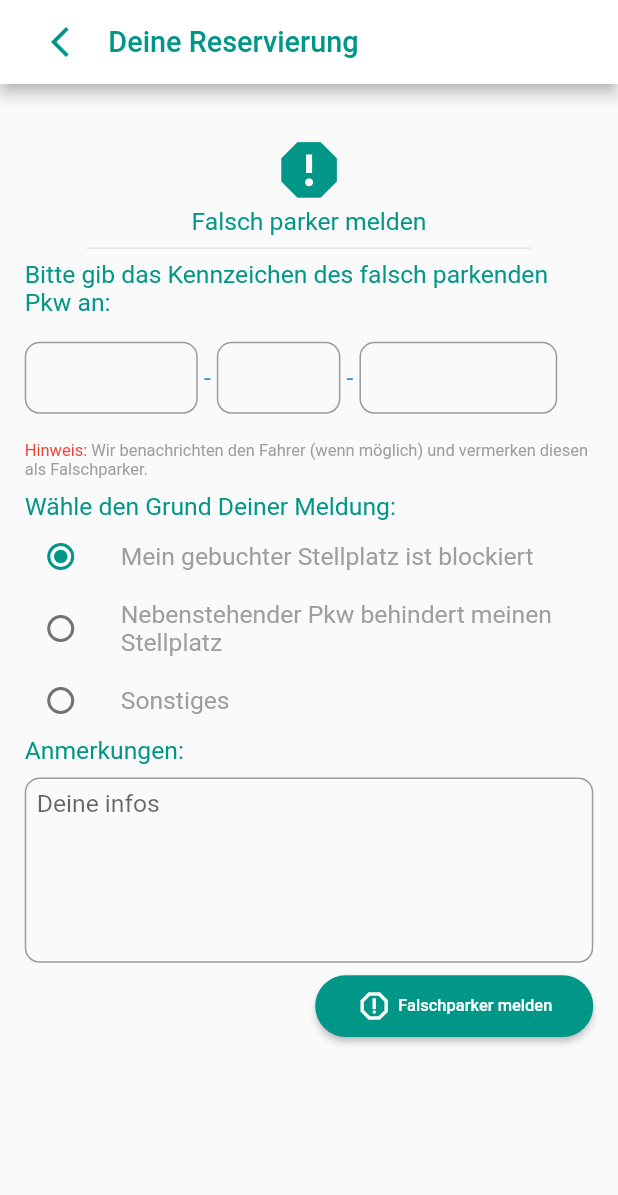
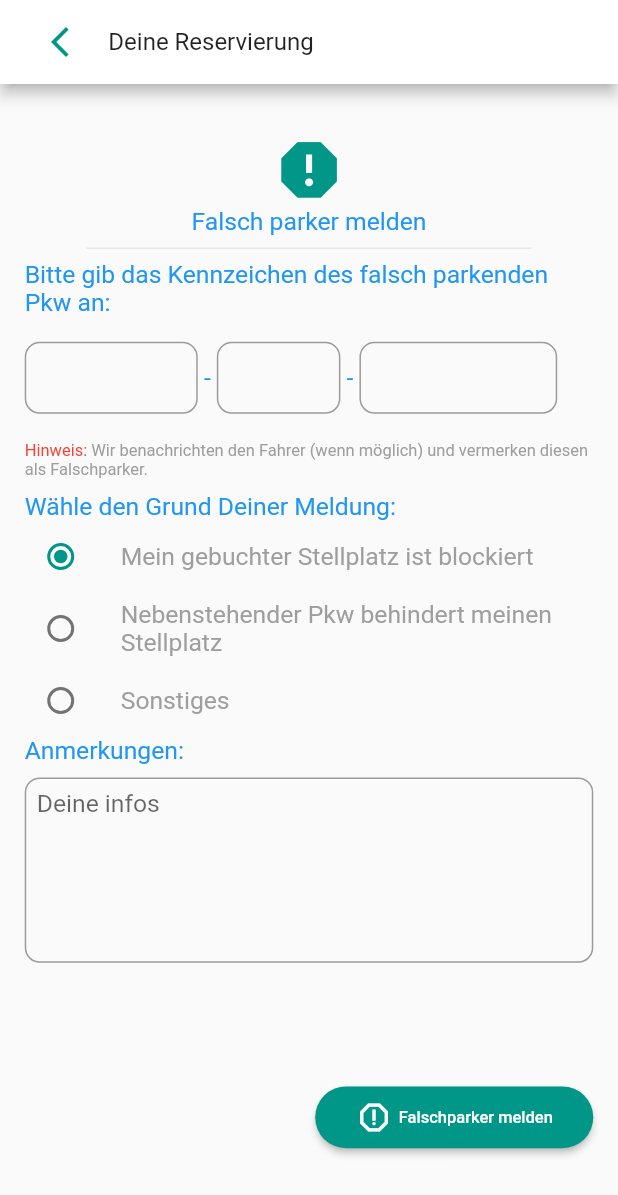
Before and after one commit to benyawmin/UrydeTest, a Flutter app: the screen it shows after launch, on a phone screen of 412 x 824 dp. Shown: the top 1195 px of the screen. Run offline on Flutter 3.47's test engine with Material 2 defaults, Android fonts, the phone set to English and light mode, and no system bars; our stand-ins replace equatable, flutter_bloc, get_it, sizer; Roboto replaces fonts that are missing (open_sans).

Commit message:
dependencies implemented and theme apply problem fixed

```diff
--- a/lib/main.dart
+++ b/lib/main.dart
@@ -1,8 +1,9 @@
 import 'package:flutter/material.dart';
 import 'src/app.dart';
-// import 'package:flutter/rendering.dart';
+import 'package:uryde/src/dependency.dart';
 
 void main() {
+  initialize();
   // debugPaintSizeEnabled = true;
   runApp(const App());
 }
--- a/lib/src/app.dart
+++ b/lib/src/app.dart
@@ -7,15 +7,14 @@ class App extends StatelessWidget {
 
   @override
   Widget build(BuildContext context) {
-    final ThemeData theme = Theme.of(context);
     return Sizer(
       builder: (context, orientation, deviceType) {
         return MaterialApp(
           title: 'Uryde',
-          theme: _constructThemeData(theme),
+          theme: _constructThemeData(Theme.of(context)),
           home: Scaffold(
               resizeToAvoidBottomInset: false,
-              appBar: _constructAppBar(theme),
+              appBar: _constructAppBar(Theme.of(context), context),
               body: ReportScreen()),
         );
       },
@@ -33,34 +32,42 @@ ThemeData _constructThemeData(ThemeData theme) {
       textTheme: TextTheme(
         titleLarge: TextStyle(
           fontSize: 14.sp,
+          fontWeight: FontWeight.bold,
           color: theme.primaryColor,
           fontFamily: 'open_sans',
         ),
         titleMedium: TextStyle(
           fontSize: 12.sp,
+          fontWeight: FontWeight.bold,
           color: theme.primaryColor,
           fontFamily: 'open_sans',
         ),
         titleSmall: TextStyle(
           fontSize: 10.sp,
+          fontWeight: FontWeight.bold,
           color: theme.primaryColor,
           fontFamily: 'open_sans',
         ),
         bodyLarge: TextStyle(
-            fontSize: 14.sp,
+            fontSize: 12.sp,
+            fontWeight: FontWeight.normal,
             fontFamily: 'open_sans',
             color: theme.primaryColor),
         bodyMedium: TextStyle(
             fontSize: 12.sp,
+            fontWeight: FontWeight.normal,
             fontFamily: 'open_sans',
             color: theme.primaryColor),
         bodySmall: TextStyle(
-            fontSize: 8.sp, fontFamily: 'open_sans', color: theme.primaryColor),
+            fontSize: 8.sp,
+            fontWeight: FontWeight.normal,
+            fontFamily: 'open_sans',
+            color: theme.primaryColor),
       ));
 }
 
 // Constructing the AppBar for the application
-AppBar _constructAppBar(ThemeData theme) {
+AppBar _constructAppBar(ThemeData theme, BuildContext context) {
   return AppBar(
       backgroundColor: Colors.white,
       title: Row(
@@ -82,9 +89,9 @@ AppBar _constructAppBar(ThemeData theme) {
           SizedBox(
             width: 2.w,
           ),
-          const Text(
+          Text(
             'Deine Reservierung',
-            style: TextStyle(color: Color(0xFF009688)),
+            style: Theme.of(context).textTheme.titleMedium,
           )
         ],
       ));
--- a/lib/src/bloc/parking_violations_report_bloc.dart
+++ b/lib/src/bloc/parking_violations_report_bloc.dart
@@ -16,18 +16,6 @@ class ParkingViolationsReportBloc
     // Bloc version 8 and higher Updated as below
     on<ParkingViolationsReportEvent>((event, emit) {
       emit(ParkingViolationsReportInitial());
-    });
-
-    on<PlateField0>((event, emit) {
-      // TODO: implement event handler
-    });
-
-    on<PlateField1>((event, emit) {
-      // TODO: implement event handler
-    });
-
-    on<PlateField2>((event, emit) {
-      // TODO: implement event handler
     });
 
     on<PlateNumberValidation>((event, emit) {
--- a/lib/src/bloc/parking_violations_report_event.dart
+++ b/lib/src/bloc/parking_violations_report_event.dart
@@ -4,27 +4,6 @@ part of 'parking_violations_report_bloc.dart';
 abstract class ParkingViolationsReportEvent extends Equatable {
   const ParkingViolationsReportEvent([List props = const []]) : super();
 
-  @override
-  List<Object?> get props => [];
-}
-
-class PlateField0 extends ParkingViolationsReportEvent {
-  final String plateField0;
-  const PlateField0(this.plateField0);
-  @override
-  List<Object?> get props => [];
-}
-
-class PlateField1 extends ParkingViolationsReportEvent {
-  final String plateField1;
-  const PlateField1(this.plateField1);
-  @override
-  List<Object?> get props => [];
-}
-
-class PlateField2 extends ParkingViolationsReportEvent {
-  final String plateField2;
-  const PlateField2(this.plateField2);
   @override
   List<Object?> get props => [];
 }
--- /dev/null
+++ b/lib/src/dependency.dart
@@ -0,0 +1,13 @@
+import 'package:get_it/get_it.dart';
+import 'package:uryde/src/screens/report_screen.dart';
+
+final GetIt getIt = GetIt.instance;
+
+void initialize() {
+  // Register your dependencies here
+  // App dependencies
+  getIt.registerLazySingleton<ReportScreen>(() => ReportScreen());
+
+  // Other dependencies
+  // getIt.registerSingleton<YourDependencyClass>(YourDependencyClass());
+}
--- a/lib/src/screens/report_screen.dart
+++ b/lib/src/screens/report_screen.dart
@@ -15,8 +15,6 @@ class ReportScreen extends StatelessWidget {
 
   @override
   Widget build(BuildContext context) {
-    final ThemeData theme = Theme.of(context);
-
     /* This listener can be later used for debug purposes or other purposes
      If needed */
     return BlocProvider(
@@ -36,7 +34,7 @@ class ReportScreen extends StatelessWidget {
                 ParkingViolationsReportState parkingViolationsReportState) {
               if (parkingViolationsReportState
                   is ParkingViolationsReportInitial) {
-                return buildInitialReport(theme, _formKey, context,
+                return buildInitialReport(_formKey, context,
                     parkingViolationsReportBloc, parkingViolationsReportState);
               } else if (parkingViolationsReportState
                   is ParkingViolationsReportLoading) {
@@ -51,13 +49,13 @@ class ReportScreen extends StatelessWidget {
                 // Loaded
               } else if (parkingViolationsReportState
                   is PlateNumberIsNotValid) {
-                return buildInitialReport(theme, _formKey, context,
+                return buildInitialReport(_formKey, context,
                     parkingViolationsReportBloc, parkingViolationsReportState);
                 // TODO
                 // Show the red fields
               } else if (parkingViolationsReportState is ReportRequestSent) {
                 WidgetsBinding.instance.addPostFrameCallback((_) {
-                  showValidationDialog(context, theme,
+                  showValidationDialog(context,
                       parkingViolationsReportState.wasApiRequestSuccessful);
                 });
               }
@@ -69,7 +67,6 @@ class ReportScreen extends StatelessWidget {
 }
 
 buildInitialReport(
-    ThemeData theme,
     GlobalKey<FormState> formKey,
     BuildContext context,
     ParkingViolationsReportBloc parkingViolationsReportBloc,
@@ -86,13 +83,13 @@ buildInitialReport(
           Center(
               child: Icon(
             Icons.report,
-            color: theme.primaryColor,
+            color: Theme.of(context).primaryColor,
             size: 6.h,
           )),
           Center(
             child: Text(
               'Falsch parker melden',
-              style: TextStyle(color: theme.primaryColor),
+              style: Theme.of(context).textTheme.bodyMedium,
             ),
           ),
           Divider(
@@ -101,7 +98,7 @@ buildInitialReport(
           ),
           Text(
             'Bitte gib das Kennzeichen des falsch parkenden Pkw an:',
-            style: TextStyle(color: theme.primaryColor),
+            style: Theme.of(context).textTheme.bodyMedium,
           ),
           SizedBox(
             height: 2.h,
@@ -147,19 +144,18 @@ buildInitialReport(
                 text: TextSpan(
                   children: [
                     TextSpan(
-                      text: 'Hinweis: ',
-                      style: TextStyle(
-                        color: Colors.red,
-                        fontSize: theme.textTheme.bodySmall!.fontSize,
-                      ),
-                    ),
+                        text: 'Hinweis: ',
+                        style: Theme.of(context)
+                            .textTheme
+                            .bodySmall!
+                            .apply(color: Colors.red)),
                     TextSpan(
                       text:
                           '''Wir benachrichten den Fahrer (wenn möglich) und vermerken diesen als Falschparker.''',
-                      style: TextStyle(
-                        color: Colors.grey,
-                        fontSize: theme.textTheme.bodySmall!.fontSize,
-                      ),
+                      style: Theme.of(context)
+                          .textTheme
+                          .bodySmall!
+                          .apply(color: Colors.grey),
                     ),
                   ],
                 ),
@@ -171,12 +167,12 @@ buildInitialReport(
           ),
           Text(
             'Wähle den Grund Deiner Meldung:',
-            style: TextStyle(color: theme.primaryColor),
+            style: Theme.of(context).textTheme.bodyMedium,
           ),
           const ReportReasons(),
           Text(
             'Anmerkungen: ',
-            style: TextStyle(color: theme.primaryColor),
+            style: Theme.of(context).textTheme.bodyMedium,
           ),
           SizedBox(
             height: 1.h,
@@ -187,7 +183,7 @@ buildInitialReport(
                   maxLength: 200,
                   textInputType: TextInputType.multiline,
                   fieldNumber: 3)),
-          SizedBox(height: 1.h),
+          SizedBox(height: 10.h),
           Align(
             alignment: Alignment.centerRight,
             child: SizedBox(
@@ -195,10 +191,9 @@ buildInitialReport(
               width: 45.w,
               child: ElevatedButton(
                   style: ElevatedButton.styleFrom(
-                      backgroundColor: theme.primaryColor,
+                      backgroundColor: Theme.of(context).primaryColor,
                       shape: const StadiumBorder()),
                   onPressed: () {
-                    // TODO
                     parkingViolationsReportBloc
                         .add(PlateNumberValidation(formKey));
 
@@ -209,18 +204,19 @@ buildInitialReport(
                   child: Row(
                     mainAxisAlignment: MainAxisAlignment.center,
                     children: [
-                      const Icon(
+                      Icon(
+                        size: 3.h,
                         Icons.report_outlined,
                         color: Colors.white,
                       ),
                       SizedBox(
                         width: 1.w,
                       ),
-                      Text(
-                        'Falschparker melden',
-                        style: theme.textTheme.bodySmall!
-                            .apply(color: Colors.white, fontWeightDelta: 1),
-                      )
+                      Text('Falschparker melden',
+                          style: Theme.of(context)
+                              .textTheme
+                              .bodySmall!
+                              .apply(color: Colors.white, fontWeightDelta: 1))
                     ],
                   )),
             ),
@@ -235,8 +231,7 @@ Widget buildLoading() {
   return const Center(child: CircularProgressIndicator());
 }
 
-void showValidationDialog(
-    BuildContext context, ThemeData theme, bool wasApiRequestSuccessful) {
+void showValidationDialog(BuildContext context, bool wasApiRequestSuccessful) {
   showDialog(
     context: context,
     builder: (BuildContext dialogContext) {
@@ -244,7 +239,7 @@ void showValidationDialog(
         child: AlertDialog(
           title: Text(
             'Report status',
-            style: theme.textTheme.titleSmall,
+            style: Theme.of(context).textTheme.titleSmall,
           ),
           content: Column(
             mainAxisSize: MainAxisSize.min,
@@ -252,11 +247,11 @@ void showValidationDialog(
               wasApiRequestSuccessful
                   ? Text(
                       'Driver reported successfully',
-                      style: theme.textTheme.bodySmall,
+                      style: Theme.of(context).textTheme.bodySmall,
                     )
                   : Text(
                       'Something went wrong',
-                      style: theme.textTheme.bodySmall,
+                      style: Theme.of(context).textTheme.bodySmall,
                     ),
             ],
           ),
@@ -265,7 +260,10 @@ void showValidationDialog(
               onPressed: () {
                 Navigator.of(dialogContext).pop(); // Close the dialog
               },
-              child: Text('Close'),
+              child: Text(
+                'Close',
+                style: Theme.of(context).textTheme.bodySmall,
+              ),
             ),
           ],
         ),
--- a/lib/src/widgets/plate_field.dart
+++ b/lib/src/widgets/plate_field.dart
@@ -15,7 +15,6 @@ class PlateField extends StatelessWidget {
 
   @override
   Widget build(BuildContext context) {
-    final theme = Theme.of(context);
     final parkingViolationsReportBloc =
         BlocProvider.of<ParkingViolationsReportBloc>(context);
 
@@ -54,7 +53,7 @@ class PlateField extends StatelessWidget {
       keyboardType: textInputType,
       maxLength: maxLength,
       maxLines: null,
-      style: TextStyle(color: theme.primaryColor),
+      style: Theme.of(context).textTheme.bodyMedium,
       decoration: InputDecoration(
         hintText: textInputType == TextInputType.multiline ? 'Deine infos' : '',
         counterText: '',
--- a/lib/src/widgets/report_reasons.dart
+++ b/lib/src/widgets/report_reasons.dart
@@ -14,29 +14,28 @@ class _ReportReasonsState extends State<ReportReasons> {
 
   @override
   Widget build(BuildContext context) {
-    final ThemeData theme = Theme.of(context);
     return Column(
       children: [
-        reportOption(theme, 'Mein gebuchter Stellplatz ist blockiert',
+        reportOption('Mein gebuchter Stellplatz ist blockiert',
             ReportingOptions.blocked),
-        reportOption(theme, 'Nebenstehender Pkw behindert meinen Stellplatz',
+        reportOption('Nebenstehender Pkw behindert meinen Stellplatz',
             ReportingOptions.obstruct),
-        reportOption(theme, 'Sonstiges', ReportingOptions.other),
+        reportOption('Sonstiges', ReportingOptions.other),
       ],
     );
   }
 
-  ListTile reportOption(
-      ThemeData theme, String optionText, ReportingOptions reportingOptions) {
+  ListTile reportOption(String optionText, ReportingOptions reportingOptions) {
     return ListTile(
       contentPadding: EdgeInsets.zero,
       dense: true,
       title: Text(
         optionText,
-        style: theme.textTheme.bodyMedium!.apply(color: Colors.grey),
+        style:
+            Theme.of(context).textTheme.bodyMedium!.apply(color: Colors.grey),
       ),
       leading: Radio<ReportingOptions>(
-        activeColor: theme.primaryColor,
+        activeColor: Theme.of(context).primaryColor,
         value: reportingOptions,
         groupValue: _character,
         onChanged: (ReportingOptions? value) {
--- a/pubspec.yaml
+++ b/pubspec.yaml
@@ -38,6 +38,8 @@ dependencies:
   meta: ^1.9.1
   flutter_bloc: ^8.1.3
   equatable: ^2.0.5
+  get_it: ^7.2.0
+  flutter_hooks: ^0.18.6
 
 dev_dependencies:
   flutter_test:
```
Also changed, not shown: lib/src/widgets/report_request_status.dart (deleted), pubspec.lock.
